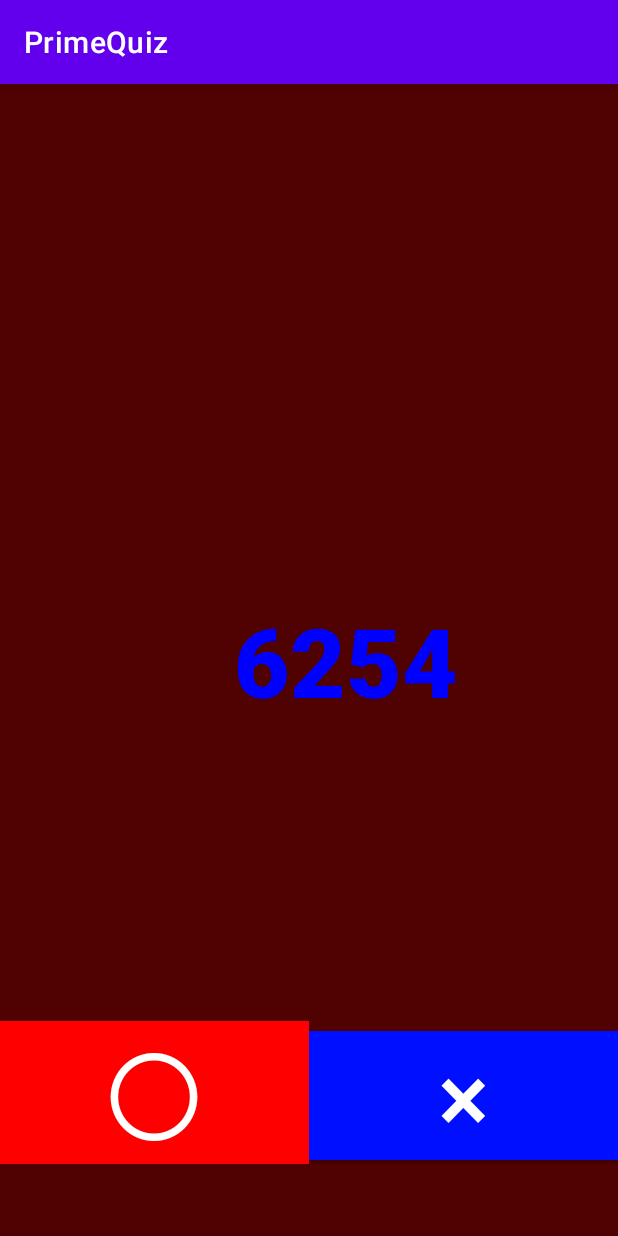
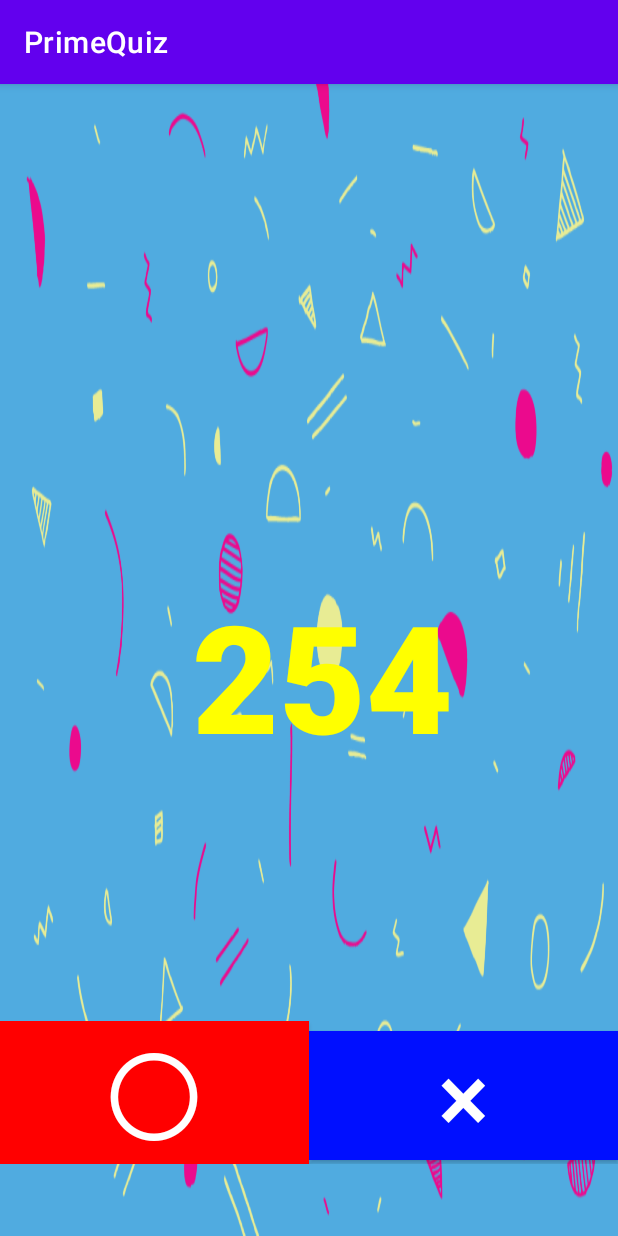
Before and after one commit to Soushi-Miki/Android_Sosuu, an Android app: the screen it shows after launch (MainActivity), after a tap on an icon or button, on a phone screen of 412 x 824 dp. Run offline under Robolectric (Android 15) with nearby library versions, the light colour scheme and no system bars; 1 other tap on this screen came first.

Commit message:
素数クイズ_06 完成2

```diff
--- a/app/src/main/java/app/miki/mikiso/primequiz/MainActivity.kt
+++ b/app/src/main/java/app/miki/mikiso/primequiz/MainActivity.kt
@@ -24,7 +24,7 @@ class MainActivity : AppCompatActivity() {
         setContentView(R.layout.activity_main)
 
         for (i in 0 until QUESTION_COUNT) {
-            val number = random.nextInt(10000)
+            val number = random.nextInt(1000)
             Log.d("Number", "Question" + number.toString())
             questions[i] = number
         }
@@ -33,7 +33,7 @@ class MainActivity : AppCompatActivity() {
         answerCount = 0
 
         textView.text = questions[answerCount].toString()+""
-        textView.setTextColor(Color.BLUE)
+        textView.setTextColor(Color.YELLOW)
     }
     fun maru(V: View) {
         var answer = true
@@ -71,7 +71,7 @@ class MainActivity : AppCompatActivity() {
             answerCount = 0
         }else{
             textView.text = questions[answerCount].toString() + ""
-            textView.setTextColor(Color.BLUE)
+            textView.setTextColor(Color.RED)
         }
     }
     fun batsu(V: View) {
@@ -102,13 +102,13 @@ class MainActivity : AppCompatActivity() {
         answerCount++
         if (answerCount == QUESTION_COUNT) {
             textView.text = point.toString() + "点"
-            textView.setTextColor(Color.RED)
+            textView.setTextColor(Color.YELLOW)
 
             point = 0
             answerCount = 0
         } else {
             textView.text = questions[answerCount].toString() + ""
-            textView.setTextColor(Color.BLUE)
+            textView.setTextColor(Color.YELLOW)
         }
     }
 }
--- a/app/src/main/res/layout/activity_main.xml
+++ b/app/src/main/res/layout/activity_main.xml
@@ -4,21 +4,22 @@
     xmlns:tools="http://schemas.android.com/tools"
     android:layout_width="match_parent"
     android:layout_height="match_parent"
-    android:background="#500101"
+    android:background="@drawable/osyare"
     tools:context=".MainActivity">
 
     <TextView
         android:id="@+id/textView"
         android:layout_width="wrap_content"
         android:layout_height="wrap_content"
-        android:layout_marginStart="156dp"
+        android:layout_marginStart="128dp"
         android:fontFamily="sans-serif-black"
         android:text="0"
-        android:textColor="#F30000"
-        android:textSize="64sp"
+        android:textColor="#DD2C00"
+        android:textSize="100sp"
         app:layout_constraintBottom_toBottomOf="parent"
         app:layout_constraintStart_toStartOf="parent"
-        app:layout_constraintTop_toTopOf="parent" />
+        app:layout_constraintTop_toTopOf="parent"
+        app:layout_constraintVertical_bias="0.516" />
 
     <LinearLayout
         android:id="@+id/linearLayout"
```
Also changed, not shown: app/src/main/res/drawable/number1.png (added), app/src/main/res/drawable/osyare.png (added), app/src/main/res/drawable/sosuu.png (added).
